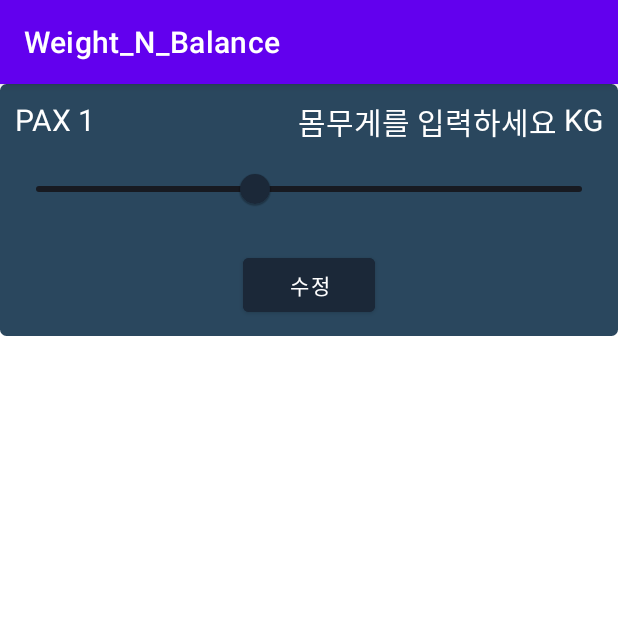
After one commit to asd14235/Weight_N_Balance, an Android app: the fwdPaxAlert screen opened directly, with no data from a screen before it, on a phone screen of 412 x 824 dp, the top half of it. The commit adds this screen. Run offline under Robolectric (Android 15) with nearby library versions, the phone set to English and light mode, and no system bars; our stand-ins replace data binding.

Commit message:
각 부분 터치시 Alert 창으로 개별 조정할 수 있는 창 생성

```diff
--- /dev/null
+++ b/app/src/main/java/com/neppplus/weight_n_balance/Alerts/fwdPaxAlert.kt
@@ -0,0 +1,35 @@
+package com.neppplus.weight_n_balance.Alerts
+
+import android.os.Bundle
+import androidx.appcompat.app.AppCompatActivity
+import com.neppplus.weight_n_balance.R
+import kotlinx.android.synthetic.main.activity_fwd_pax_alert.*
+
+class fwdPaxAlert : AppCompatActivity() {
+
+
+    var pax1 : Int = 0
+
+    override fun onCreate(savedInstanceState: Bundle?) {
+        super.onCreate(savedInstanceState)
+        setContentView(R.layout.activity_fwd_pax_alert)
+        setupEvents()
+        setValues()
+
+    }
+
+    fun setupEvents(){
+
+    }
+
+    fun setValues() {
+        alertFwdPaxEdt()
+
+    }
+
+    fun alertFwdPaxEdt() {
+        PAXWeightSlider2.addOnChangeListener { slider, value, fromUser ->
+           alertPaxWeightEdt1.setText((value.toInt().toString()))
+        }
+    }
+}
--- a/app/src/main/java/com/neppplus/weight_n_balance/weights/pilotWeightActivity.kt
+++ b/app/src/main/java/com/neppplus/weight_n_balance/weights/pilotWeightActivity.kt
@@ -9,7 +9,6 @@ import androidx.annotation.RequiresApi
 import androidx.appcompat.app.AppCompatActivity
 import androidx.core.view.isVisible
 import com.neppplus.weight_n_balance.R
-import com.neppplus.weight_n_balance.Utils.HideKeyboard
 import kotlinx.android.synthetic.main.activity_pilot_weight.*
 import java.time.LocalDateTime
 import java.time.format.DateTimeFormatter
@@ -36,6 +35,7 @@ class pilotWeightActivity : AppCompatActivity() {
     }
 
     fun setupEvents() {
+
 
     }
 
--- /dev/null
+++ b/app/src/main/res/layout/activity_fwd_pax_alert.xml
@@ -0,0 +1,79 @@
+<?xml version="1.0" encoding="utf-8"?>
+<layout xmlns:android="http://schemas.android.com/apk/res/android"
+    xmlns:app="http://schemas.android.com/apk/res-auto">
+
+    <LinearLayout
+        android:layout_width="match_parent"
+        android:layout_height="wrap_content"
+        android:orientation="vertical"
+        android:backgroundTint="@color/middle_blue"
+        android:background="@drawable/ractangle_square">
+
+
+        <LinearLayout
+            android:layout_width="match_parent"
+            android:layout_height="wrap_content"
+            android:orientation="horizontal">
+
+            <TextView
+                android:layout_width="wrap_content"
+                android:layout_height="wrap_content"
+                android:layout_weight="1"
+                android:textSize="20dp"
+                android:textColor="@color/white"
+                android:text="PAX 1"/>
+
+            <Space
+                android:layout_width="0dp"
+                android:layout_height="wrap_content"
+                android:layout_weight="1"/>
+
+            <EditText
+                android:id="@+id/alertPaxWeightEdt1"
+                android:layout_width="wrap_content"
+                android:layout_height="wrap_content"
+                android:hint="몸무게를 입력하세요"
+                android:textColorHint="@color/white"
+                android:gravity="end"
+                android:textColor="@color/white"
+                android:background="@null"
+                android:textSize="20sp"
+                android:imeOptions="actionDone"
+                android:inputType="number"/>
+
+            <TextView
+                android:layout_width="wrap_content"
+                android:layout_height="wrap_content"
+                android:textColor="@color/white"
+                android:textSize="20dp"
+                android:text=" KG"/>
+
+        </LinearLayout>
+
+        <com.google.android.material.slider.Slider
+            android:id="@+id/PAXWeightSlider2"
+            android:layout_width="match_parent"
+            android:layout_height="wrap_content"
+            android:padding="20dp"
+            android:value="80.0"
+            android:valueFrom="0.0"
+            android:valueTo="200.0"
+            app:haloColor="@color/white"
+            app:thumbColor="@color/dark_blue"
+            app:thumbStrokeColor="@color/black"
+            app:trackColor="@color/near_black"/>
+
+        <Button
+            android:id="@+id/confimBtn"
+            android:layout_width="wrap_content"
+            android:layout_height="wrap_content"
+            android:layout_gravity="center"
+            android:layout_marginTop="10dp"
+            android:backgroundTint="@color/dark_blue"
+            android:text="수정"/>
+
+
+    </LinearLayout>
+
+
+</layout>
```
Also changed, not shown: app/src/main/AndroidManifest.xml (+6 -3 lines), app/src/main/java/com/neppplus/weight_n_balance/MainActivity.kt (+32 -3 lines), app/src/main/res/drawable/dialog_background.xml (added, +7 -0 lines), app/src/main/res/layout/activity_main.xml (+101 -75 lines), app/src/main/res/layout/activity_pilot_weight.xml (+9 -0 lines).
